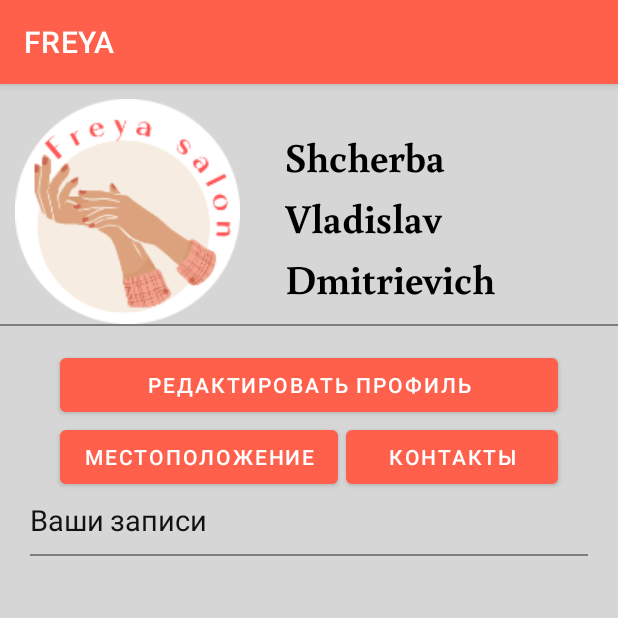
After one commit to NKSnap/FREYA_PROJECT, an Android app: the AccountActivity screen opened directly, with no data from a screen before it, on a phone screen of 412 x 824 dp, the top half of it. The commit adds this screen. Run offline under Robolectric (Android 15) with nearby library versions, the phone set to English and light mode, and no system bars.

Commit message:
Added Account Activity and GUI to this Activity

```diff
--- a/app/build.gradle
+++ b/app/build.gradle
@@ -41,6 +41,8 @@ dependencies {
     implementation 'androidx.legacy:legacy-support-v4:1.0.0'
     implementation 'androidx.navigation:navigation-fragment:2.4.1'
     implementation 'androidx.navigation:navigation-ui:2.4.1'
+    implementation 'androidx.lifecycle:lifecycle-livedata-ktx:2.4.1'
+    implementation 'androidx.lifecycle:lifecycle-viewmodel-ktx:2.4.1'
     testImplementation 'junit:junit:'
     androidTestImplementation 'androidx.test.ext:junit:1.1.3'
     androidTestImplementation 'androidx.test.espresso:espresso-core:3.4.0'
--- a/app/src/main/java/com/firstapplication/freya/presenter/signin/SingInPresenter.java
+++ b/app/src/main/java/com/firstapplication/freya/presenter/signin/SingInPresenter.java
@@ -1,14 +1,11 @@
 package com.firstapplication.freya.presenter.signin;
 
 import android.content.Context;
-import android.util.Log;
-
 import com.firstapplication.freya.presenter.registration.RegistrationData;
 import com.firstapplication.freya.repository.signin.SignInDBRepository;
 import com.firstapplication.freya.repository.signin.SignInDBRepositoryImpl;
-import com.firstapplication.freya.view.signin.fragment.LogInFragment;
+import java.util.ArrayList;
 
-import java.util.ArrayList;
 
 public class SingInPresenter {
     private final SignInDBRepository repository = new SignInDBRepositoryImpl();
--- a/app/src/main/java/com/firstapplication/freya/repository/signin/SignInDBRepositoryImpl.java
+++ b/app/src/main/java/com/firstapplication/freya/repository/signin/SignInDBRepositoryImpl.java
@@ -9,8 +9,6 @@ import java.util.ArrayList;
 
 public class SignInDBRepositoryImpl implements SignInDBRepository {
     private final RegistrationDBRepository repository = new RegistrationDBRepositoryImpl();
-    private final String TAG_ERROR = "ERROR";
-    private final String dbChild = "login";
 
     @Override
     public void readDataFromDB() {
--- /dev/null
+++ b/app/src/main/java/com/firstapplication/freya/view/account/activity/AccountActivity.java
@@ -0,0 +1,16 @@
+package com.firstapplication.freya.view.account.activity;
+
+import androidx.appcompat.app.AppCompatActivity;
+
+import android.os.Bundle;
+
+import com.firstapplication.freya.R;
+
+public class AccountActivity extends AppCompatActivity {
+
+    @Override
+    protected void onCreate(Bundle savedInstanceState) {
+        super.onCreate(savedInstanceState);
+        setContentView(R.layout.activity_account);
+    }
+}
--- /dev/null
+++ b/app/src/main/java/com/firstapplication/freya/view/account/fragment/AccountDataFragment.java
@@ -0,0 +1,23 @@
+package com.firstapplication.freya.view.account.fragment;
+
+import android.os.Bundle;
+
+import androidx.fragment.app.Fragment;
+
+import android.view.LayoutInflater;
+import android.view.View;
+import android.view.ViewGroup;
+
+import com.firstapplication.freya.R;
+
+
+public class AccountDataFragment extends Fragment {
+
+    @Override
+    public View onCreateView(LayoutInflater inflater, ViewGroup container,
+                             Bundle savedInstanceState) {
+        return inflater.inflate(R.layout.fragment_account_data, container, false);
+    }
+
+
+}
--- /dev/null
+++ b/app/src/main/java/com/firstapplication/freya/view/account/fragment/RecordsListFragment.java
@@ -0,0 +1,22 @@
+package com.firstapplication.freya.view.account.fragment;
+
+import android.os.Bundle;
+
+import androidx.fragment.app.Fragment;
+
+import android.view.LayoutInflater;
+import android.view.View;
+import android.view.ViewGroup;
+
+import com.firstapplication.freya.R;
+
+
+public class RecordsListFragment extends Fragment {
+
+    @Override
+    public View onCreateView(LayoutInflater inflater, ViewGroup container,
+                             Bundle savedInstanceState) {
+
+        return inflater.inflate(R.layout.fragment_records_list, container, false);
+    }
+}
--- a/app/src/main/java/com/firstapplication/freya/view/signin/fragment/LogInFragment.java
+++ b/app/src/main/java/com/firstapplication/freya/view/signin/fragment/LogInFragment.java
@@ -20,6 +20,7 @@ import android.widget.Toast;
 import com.firstapplication.freya.R;
 import com.firstapplication.freya.presenter.registration.RegistrationData;
 import com.firstapplication.freya.presenter.signin.SingInPresenter;
+import com.firstapplication.freya.view.account.activity.AccountActivity;
 import com.firstapplication.freya.view.registration.activity.RegistrationActivity;
 
 
@@ -143,6 +144,8 @@ public class LogInFragment extends Fragment implements View.OnClickListener {
                 break;
             case LOGIN:
                 // Open Account Activity
+                Intent intent = new Intent(context, AccountActivity.class);
+                startActivity(intent);
                 Toast.makeText(context, "Данные введены верно", Toast.LENGTH_SHORT).show();
                 break;
             default:
--- /dev/null
+++ b/app/src/main/res/layout/activity_account.xml
@@ -0,0 +1,28 @@
+<?xml version="1.0" encoding="utf-8"?>
+<androidx.constraintlayout.widget.ConstraintLayout xmlns:android="http://schemas.android.com/apk/res/android"
+    xmlns:app="http://schemas.android.com/apk/res-auto"
+    xmlns:tools="http://schemas.android.com/tools"
+    android:layout_width="match_parent"
+    android:layout_height="match_parent"
+    android:background="@color/background"
+    tools:context=".view.account.activity.AccountActivity">
+
+    <androidx.fragment.app.FragmentContainerView
+        android:id="@+id/fragment_container_account_data"
+        android:layout_width="match_parent"
+        android:layout_height="wrap_content"
+        android:name="com.firstapplication.freya.view.account.fragment.AccountDataFragment"
+        app:layout_constraintTop_toTopOf="parent"
+        app:layout_constraintLeft_toLeftOf="parent"
+        app:layout_constraintRight_toRightOf="parent"/>
+
+    <androidx.fragment.app.FragmentContainerView
+        android:id="@+id/fragment_container_records"
+        android:name="com.firstapplication.freya.view.account.fragment.RecordsListFragment"
+        android:layout_width="match_parent"
+        android:layout_height="wrap_content"
+        app:layout_constraintLeft_toLeftOf="parent"
+        app:layout_constraintRight_toRightOf="parent"
+        app:layout_constraintTop_toBottomOf="@id/fragment_container_account_data"/>
+
+</androidx.constraintlayout.widget.ConstraintLayout>
--- /dev/null
+++ b/app/src/main/res/layout/fragment_account_data.xml
@@ -0,0 +1,99 @@
+<?xml version="1.0" encoding="utf-8"?>
+<FrameLayout xmlns:android="http://schemas.android.com/apk/res/android"
+    xmlns:app="http://schemas.android.com/apk/res-auto"
+    xmlns:tools="http://schemas.android.com/tools"
+    android:layout_width="match_parent"
+    android:layout_height="match_parent"
+    tools:context=".view.account.fragment.AccountDataFragment">
+
+    <LinearLayout
+        android:layout_width="match_parent"
+        android:layout_height="wrap_content"
+        android:orientation="vertical">
+
+        <androidx.constraintlayout.widget.ConstraintLayout
+            android:layout_width="match_parent"
+            android:layout_height="wrap_content">
+
+            <ImageView
+                android:id="@+id/img_freya_salon"
+                android:layout_width="wrap_content"
+                android:layout_height="wrap_content"
+                android:layout_marginStart="10dp"
+                android:layout_marginTop="10dp"
+                android:src="@drawable/freya_salon"
+                app:layout_constraintLeft_toLeftOf="parent"
+                app:layout_constraintTop_toTopOf="parent" />
+
+            <TextView
+                android:id="@+id/tw_surname"
+                style="@style/account_personal"
+                android:layout_width="wrap_content"
+                android:layout_height="wrap_content"
+                android:layout_marginStart="30dp"
+                android:layout_marginTop="30dp"
+                android:text="Shcherba"
+                app:layout_constraintLeft_toRightOf="@id/img_freya_salon"
+                app:layout_constraintTop_toTopOf="parent" />
+
+            <TextView
+                android:id="@+id/tw_name"
+                style="@style/account_personal"
+                android:layout_width="wrap_content"
+                android:layout_height="wrap_content"
+                android:layout_marginStart="30dp"
+                android:layout_marginTop="4dp"
+                android:text="Vladislav"
+                app:layout_constraintLeft_toRightOf="@id/img_freya_salon"
+                app:layout_constraintTop_toBottomOf="@id/tw_surname" />
+
+            <TextView
+                android:id="@+id/tw_patronymic"
+                style="@style/account_personal"
+                android:layout_width="wrap_content"
+                android:layout_height="wrap_content"
+                android:layout_marginStart="30dp"
+                android:layout_marginTop="4dp"
+                android:text="Dmitrievich"
+                app:layout_constraintLeft_toRightOf="@id/img_freya_salon"
+                app:layout_constraintTop_toBottomOf="@id/tw_name" />
+
+        </androidx.constraintlayout.widget.ConstraintLayout>
+
+        <View
+            android:layout_width="fill_parent"
+            android:layout_height="1dp"
+            android:background="@color/gray" />
+
+        <Button
+            android:id="@+id/btn_edit_account"
+            android:layout_width="match_parent"
+            android:layout_height="wrap_content"
+            android:layout_marginStart="40dp"
+            android:layout_marginTop="15dp"
+            android:layout_marginEnd="40dp"
+            android:text="@string/text_edit_account" />
+
+        <LinearLayout
+            android:layout_width="match_parent"
+            android:layout_height="wrap_content"
+            android:orientation="horizontal">
+
+            <Button
+                android:id="@+id/btn_location"
+                android:layout_width="wrap_content"
+                android:layout_height="wrap_content"
+                android:layout_marginStart="40dp"
+                android:text="@string/text_location" />
+
+            <Button
+                android:id="@+id/btn_contacts"
+                android:layout_width="match_parent"
+                android:layout_height="wrap_content"
+                android:layout_marginStart="5dp"
+                android:layout_marginEnd="40dp"
+                android:text="@string/text_contacts" />
+
+        </LinearLayout>
+    </LinearLayout>
+</FrameLayout>
--- /dev/null
+++ b/app/src/main/res/layout/fragment_records_list.xml
@@ -0,0 +1,30 @@
+<?xml version="1.0" encoding="utf-8"?>
+<FrameLayout xmlns:android="http://schemas.android.com/apk/res/android"
+    xmlns:tools="http://schemas.android.com/tools"
+    android:layout_width="match_parent"
+    android:layout_height="match_parent"
+    tools:context=".view.account.fragment.RecordsListFragment">
+
+    <LinearLayout
+        android:layout_width="match_parent"
+        android:layout_height="wrap_content"
+        android:orientation="vertical">
+
+        <TextView
+            android:layout_width="wrap_content"
+            android:layout_height="wrap_content"
+            android:layout_marginTop="5dp"
+            android:layout_marginStart="20dp"
+            style="@style/info_text"
+            android:text="Ваши записи"/>
+
+        <View
+            android:layout_width="fill_parent"
+            android:layout_height="1dp"
+            android:layout_marginTop="10dp"
+            android:layout_marginStart="20dp"
+            android:layout_marginEnd="20dp"
+            android:background="@color/gray" />
+
+    </LinearLayout>
+</FrameLayout>
--- a/app/src/main/res/values/colors.xml
+++ b/app/src/main/res/values/colors.xml
@@ -8,6 +8,7 @@
     <color name="black">#FF000000</color>
     <color name="white">#FFFFFFFF</color>
     <color name="background">#D6D6D6</color>
+    <color name="gray">#7E7E7E</color>
 
     <color name="title">#FF604C</color>
     <color name="btn_blue">#0074CC</color>
--- a/app/src/main/res/values/strings.xml
+++ b/app/src/main/res/values/strings.xml
@@ -35,5 +35,10 @@
         <item>yandex.ru</item>
     </string-array>
 
+    <string name="text_edit_account">Редактировать профиль</string>
+    <string name="text_location">Местоположение</string>
+    <string name="text_contacts">Контакты</string>
+    <!-- TODO: Remove or change this placeholder text -->
+    <string name="hello_blank_fragment">Hello blank fragment</string>
 
 </resources>
--- a/app/src/main/res/values/styles.xml
+++ b/app/src/main/res/values/styles.xml
@@ -7,4 +7,10 @@
         <item name="android:fontFamily">@font/buenard_regular</item>
     </style>
 
+    <style name="account_personal">
+        <item name="android:textSize">27sp</item>
+        <item name="android:textColor">@color/black</item>
+        <item name="android:fontFamily">@font/buenard_bold</item>
+    </style>
+
 </resources>
--- a/app/src/main/res/values/themes.xml
+++ b/app/src/main/res/values/themes.xml
@@ -13,4 +13,13 @@
         <item name="android:statusBarColor" tools:targetApi="l">?attr/colorPrimaryVariant</item>
         <!-- Customize your theme here. -->
     </style>
+
+    <style name="Theme.FREYA.NoActionBar">
+        <item name="windowActionBar">false</item>
+        <item name="windowNoTitle">true</item>
+    </style>
+
+    <style name="Theme.FREYA.AppBarOverlay" parent="ThemeOverlay.AppCompat.Dark.ActionBar" />
+
+    <style name="Theme.FREYA.PopupOverlay" parent="ThemeOverlay.AppCompat.Light" />
 </resources>
```
Also changed, not shown: app/src/main/AndroidManifest.xml (+6 -3 lines), app/src/main/res/drawable-v24/freya_salon.png (added).
